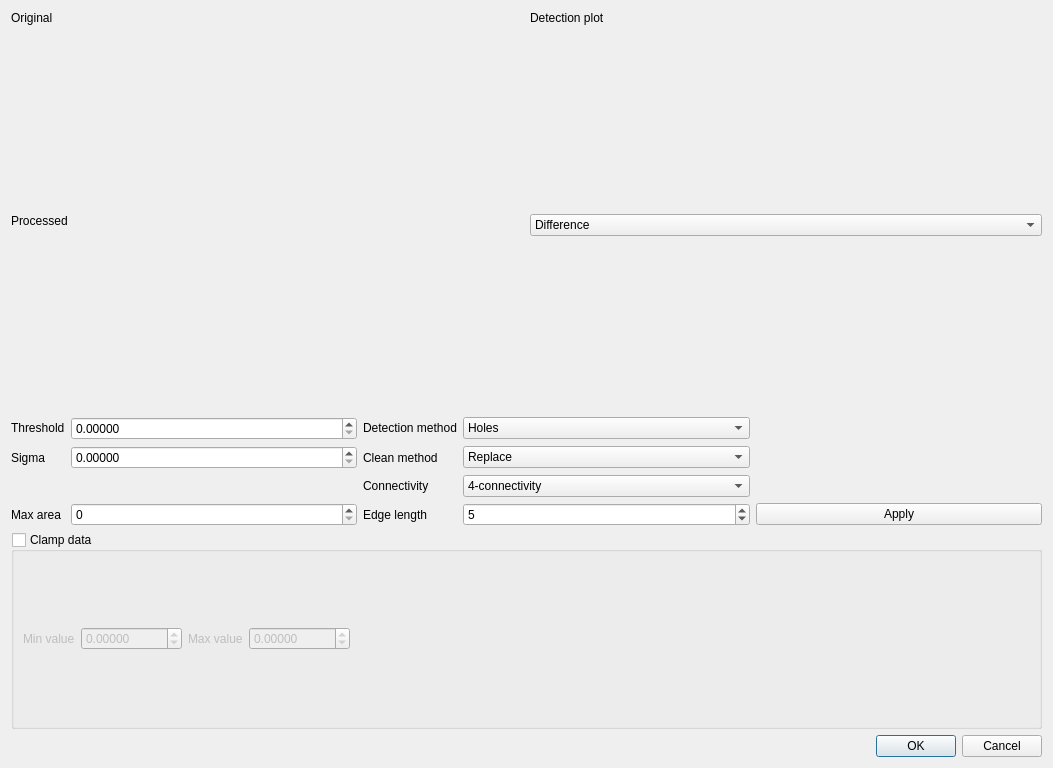
Qt form frameworks/tomography/Preprocessing/StdPreprocModulesGUI/src/morphspotcleandlg.ui (neutronimaging/imagingsuite) before a commit.
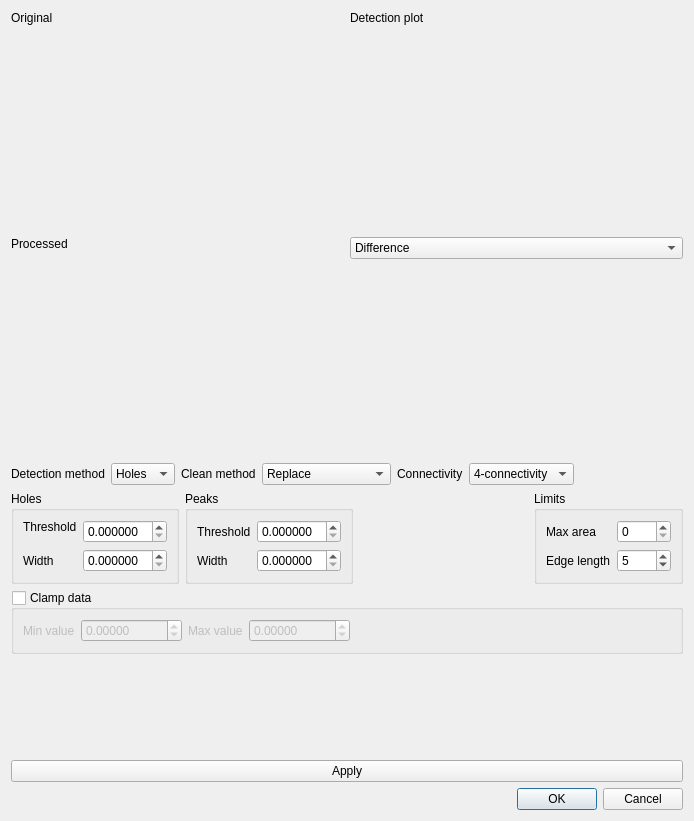
The same form after that commit. Custom widgets are drawn as their Qt base class.

Commit message: Added support for individual thresholds for peaks and holes in morph spot clean Alg, Module, dialog, and default scripts are updated.

Patch:
```diff
--- a/frameworks/tomography/Preprocessing/StdPreprocModulesGUI/src/morphspotcleandlg.ui
+++ b/frameworks/tomography/Preprocessing/StdPreprocModulesGUI/src/morphspotcleandlg.ui
@@ -6,8 +6,8 @@
    <rect>
     <x>0</x>
     <y>0</y>
-    <width>1053</width>
-    <height>768</height>
+    <width>694</width>
+    <height>821</height>
    </rect>
   </property>
   <property name="windowTitle">
@@ -34,7 +34,14 @@
           </widget>
          </item>
          <item>
-          <widget class="QtAddons::ImageViewerWidget" name="viewerOrignal" native="true"/>
+          <widget class="QtAddons::ImageViewerWidget" name="viewerOrignal" native="true">
+           <property name="minimumSize">
+            <size>
+             <width>0</width>
+             <height>200</height>
+            </size>
+           </property>
+          </widget>
          </item>
         </layout>
        </item>
@@ -54,7 +61,14 @@
           </widget>
          </item>
          <item>
-          <widget class="QtAddons::PlotWidget" name="plotDetection" native="true"/>
+          <widget class="QtAddons::PlotWidget" name="plotDetection" native="true">
+           <property name="minimumSize">
+            <size>
+             <width>0</width>
+             <height>200</height>
+            </size>
+           </property>
+          </widget>
          </item>
         </layout>
        </item>
@@ -80,7 +94,14 @@
         </widget>
        </item>
        <item>
-        <widget class="QtAddons::ImageViewerWidget" name="viewerProcessed" native="true"/>
+        <widget class="QtAddons::ImageViewerWidget" name="viewerProcessed" native="true">
+         <property name="minimumSize">
+          <size>
+           <width>0</width>
+           <height>200</height>
+          </size>
+         </property>
+        </widget>
        </item>
       </layout>
      </item>
@@ -121,8 +142,10 @@
     </layout>
    </item>
    <item>
-    <layout class="QGridLayout" name="gridLayout">
-     <item row="0" column="2">
+    <layout class="QVBoxLayout" name="verticalLayout_7">
+     <item>
+      <layout class="QHBoxLayout" name="horizontalLayout_6">
+       <item>
       <widget class="QLabel" name="label_5">
        <property name="sizePolicy">
         <sizepolicy hsizetype="Maximum" vsizetype="Maximum">
@@ -135,78 +158,7 @@
        </property>
       </widget>
      </item>
-     <item row="1" column="0">
-      <widget class="QLabel" name="label_12">
-       <property name="text">
-        <string>Sigma</string>
-       </property>
-      </widget>
-     </item>
-     <item row="4" column="1">
-      <widget class="QSpinBox" name="spinArea">
-       <property name="toolTip">
-        <string>Sets the largest area that should considered being a spot.</string>
-       </property>
-       <property name="maximum">
-        <number>1000</number>
-       </property>
-      </widget>
-     </item>
-     <item row="1" column="3">
-      <widget class="QComboBox" name="comboCleanMethod">
-       <property name="toolTip">
-        <string>Selects repair algorithm</string>
-       </property>
        <item>
-        <property name="text">
-         <string>Replace</string>
-        </property>
-       </item>
-       <item>
-        <property name="text">
-         <string>Fill (Experimental)</string>
-        </property>
-       </item>
-      </widget>
-     </item>
-     <item row="4" column="0">
-      <widget class="QLabel" name="label_area">
-       <property name="text">
-        <string>Max area</string>
-       </property>
-      </widget>
-     </item>
-     <item row="1" column="1">
-      <widget class="QDoubleSpinBox" name="spinSigma">
-       <property name="toolTip">
-        <string>Width of the mixing band, allows a fuzzy mix between smooth and orignal image.</string>
-       </property>
-       <property name="decimals">
-        <number>5</number>
-       </property>
-      </widget>
-     </item>
-     <item row="4" column="4">
-      <widget class="QPushButton" name="buttonApply">
-       <property name="toolTip">
-        <string>Test the current settings.</string>
-       </property>
-       <property name="text">
-        <string>Apply</string>
-       </property>
-      </widget>
-     </item>
-     <item row="0" column="1">
-      <widget class="QDoubleSpinBox" name="spinThreshold">
-       <property name="toolTip">
-        <string>Threshold value to select the cleaning level.</string>
-       </property>
-       <property name="decimals">
-        <number>5</number>
-       </property>
-      </widget>
-     </item>
-     <item row="0" column="3">
       <widget class="QComboBox" name="comboDetectionMethod">
        <property name="toolTip">
         <string>Selects the type of outliers to remove.</string>
@@ -228,47 +180,31 @@
        </item>
       </widget>
      </item>
-     <item row="4" column="3">
-      <widget class="QSpinBox" name="spinEdgeLenght">
-       <property name="toolTip">
-        <string>Length of an edge smothing filter. Improves the edge processing.</string>
-       </property>
-       <property name="minimum">
-        <number>1</number>
-       </property>
-       <property name="value">
-        <number>5</number>
-       </property>
-      </widget>
-     </item>
-     <item row="4" column="2">
-      <widget class="QLabel" name="label_10">
-       <property name="text">
-        <string>Edge length</string>
-       </property>
-      </widget>
-     </item>
-     <item row="0" column="0">
-      <widget class="QLabel" name="label_4">
-       <property name="sizePolicy">
-        <sizepolicy hsizetype="Maximum" vsizetype="Maximum">
-         <horstretch>0</horstretch>
-         <verstretch>0</verstretch>
-        </sizepolicy>
-       </property>
-       <property name="text">
-        <string>Threshold</string>
-       </property>
-      </widget>
-     </item>
-     <item row="1" column="2">
+       <item>
       <widget class="QLabel" name="label_13">
        <property name="text">
         <string>Clean method</string>
        </property>
       </widget>
      </item>
-     <item row="2" column="2">
+       <item>
+        <widget class="QComboBox" name="comboCleanMethod">
+         <property name="toolTip">
+          <string>Selects repair algorithm</string>
+         </property>
+         <item>
+          <property name="text">
+           <string>Replace</string>
+          </property>
+         </item>
+         <item>
+          <property name="text">
+           <string>Fill (Experimental)</string>
+          </property>
+         </item>
+        </widget>
+       </item>
+       <item>
       <widget class="QLabel" name="label_6">
        <property name="sizePolicy">
         <sizepolicy hsizetype="Maximum" vsizetype="Maximum">
@@ -281,7 +217,7 @@
        </property>
       </widget>
      </item>
-     <item row="2" column="3">
+       <item>
       <widget class="QComboBox" name="comboConnectivity">
        <property name="toolTip">
         <string>Selects morphological connectivity</string>
@@ -298,8 +234,172 @@
        </item>
       </widget>
      </item>
-    </layout>
-   </item>
+       <item>
+        <spacer name="horizontalSpacer_2">
+         <property name="orientation">
+          <enum>Qt::Horizontal</enum>
+         </property>
+         <property name="sizeHint" stdset="0">
+          <size>
+           <width>40</width>
+           <height>20</height>
+          </size>
+         </property>
+        </spacer>
+       </item>
+      </layout>
+     </item>
+     <item>
+      <layout class="QHBoxLayout" name="horizontalLayout_8">
+       <item>
+        <widget class="QGroupBox" name="groupBoxHoles">
+         <property name="title">
+          <string>Holes</string>
+         </property>
+         <layout class="QFormLayout" name="formLayout">
+          <item row="0" column="0">
+           <widget class="QLabel" name="label_4">
+            <property name="sizePolicy">
+             <sizepolicy hsizetype="Maximum" vsizetype="Maximum">
+              <horstretch>0</horstretch>
+              <verstretch>0</verstretch>
+             </sizepolicy>
+            </property>
+            <property name="text">
+             <string>Threshold</string>
+            </property>
+           </widget>
+          </item>
+          <item row="1" column="0">
+           <widget class="QLabel" name="label_12">
+            <property name="text">
+             <string>Width</string>
+            </property>
+           </widget>
+          </item>
+          <item row="0" column="1">
+           <widget class="QDoubleSpinBox" name="spinThresholdHoles">
+            <property name="toolTip">
+             <string>Threshold value to select the cleaning level.</string>
+            </property>
+            <property name="decimals">
+             <number>6</number>
+            </property>
+           </widget>
+          </item>
+          <item row="1" column="1">
+           <widget class="QDoubleSpinBox" name="spinSigmaHoles">
+            <property name="toolTip">
+             <string>Width of the mixing band, allows a fuzzy mix between smooth and orignal image.</string>
+            </property>
+            <property name="decimals">
+             <number>6</number>
+            </property>
+           </widget>
+          </item>
+         </layout>
+        </widget>
+       </item>
+       <item>
+        <widget class="QGroupBox" name="groupBoxPeaks">
+         <property name="title">
+          <string>Peaks</string>
+         </property>
+         <layout class="QFormLayout" name="formLayout_2">
+          <item row="0" column="0">
+           <widget class="QLabel" name="label_2">
+            <property name="text">
+             <string>Threshold</string>
+            </property>
+           </widget>
+          </item>
+          <item row="0" column="1">
+           <widget class="QDoubleSpinBox" name="spinThresholdPeaks">
+            <property name="decimals">
+             <number>6</number>
+            </property>
+           </widget>
+          </item>
+          <item row="1" column="0">
+           <widget class="QLabel" name="label_7">
+            <property name="text">
+             <string>Width</string>
+            </property>
+           </widget>
+          </item>
+          <item row="1" column="1">
+           <widget class="QDoubleSpinBox" name="spinSigmaPeaks">
+            <property name="decimals">
+             <number>6</number>
+            </property>
+           </widget>
+          </item>
+         </layout>
+        </widget>
+       </item>
+       <item>
+        <spacer name="horizontalSpacer_3">
+         <property name="orientation">
+          <enum>Qt::Horizontal</enum>
+         </property>
+         <property name="sizeHint" stdset="0">
+          <size>
+           <width>40</width>
+           <height>20</height>
+          </size>
+         </property>
+        </spacer>
+       </item>
+       <item>
+        <widget class="QGroupBox" name="groupBox_3">
+         <property name="title">
+          <string>Limits</string>
+         </property>
+         <layout class="QFormLayout" name="formLayout_3">
+          <item row="0" column="0">
+           <widget class="QLabel" name="label_area">
+            <property name="text">
+             <string>Max area</string>
+            </property>
+           </widget>
+          </item>
+          <item row="0" column="1">
+           <widget class="QSpinBox" name="spinArea">
+            <property name="toolTip">
+             <string>Sets the largest area that should considered being a spot.</string>
+            </property>
+            <property name="maximum">
+             <number>1000</number>
+            </property>
+           </widget>
+          </item>
+          <item row="1" column="0">
+           <widget class="QLabel" name="label_10">
+            <property name="text">
+             <string>Edge length</string>
+            </property>
+           </widget>
+          </item>
+          <item row="1" column="1">
+           <widget class="QSpinBox" name="spinEdgeLenght">
+            <property name="toolTip">
+             <string>Length of an edge smothing filter. Improves the edge processing.</string>
+            </property>
+            <property name="minimum">
+             <number>1</number>
+            </property>
+            <property name="value">
+             <number>5</number>
+            </property>
+           </widget>
+          </item>
+         </layout>
+        </widget>
+       </item>
+      </layout>
+     </item>
+     <item>
+      <layout class="QHBoxLayout" name="horizontalLayout_10">
    <item>
     <widget class="QGroupBox" name="groupBox_clampData">
      <property name="title">
@@ -376,6 +476,33 @@
        </layout>
       </item>
      </layout>
+        </widget>
+       </item>
+      </layout>
+     </item>
+    </layout>
+   </item>
+   <item>
+    <spacer name="verticalSpacer">
+     <property name="orientation">
+      <enum>Qt::Vertical</enum>
+     </property>
+     <property name="sizeHint" stdset="0">
+      <size>
+       <width>20</width>
+       <height>40</height>
+      </size>
+     </property>
+    </spacer>
+   </item>
+   <item>
+    <widget class="QPushButton" name="buttonApply">
+     <property name="toolTip">
+      <string>Test the current settings.</string>
+     </property>
+     <property name="text">
+      <string>Apply</string>
+     </property>
     </widget>
    </item>
    <item>
```
Lines whose indentation alone changed are shown as unchanged. The commit also changes 12 other files.
